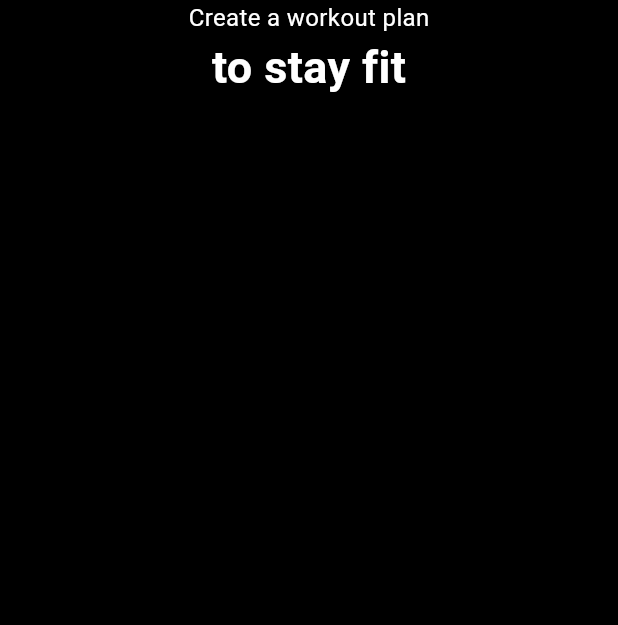
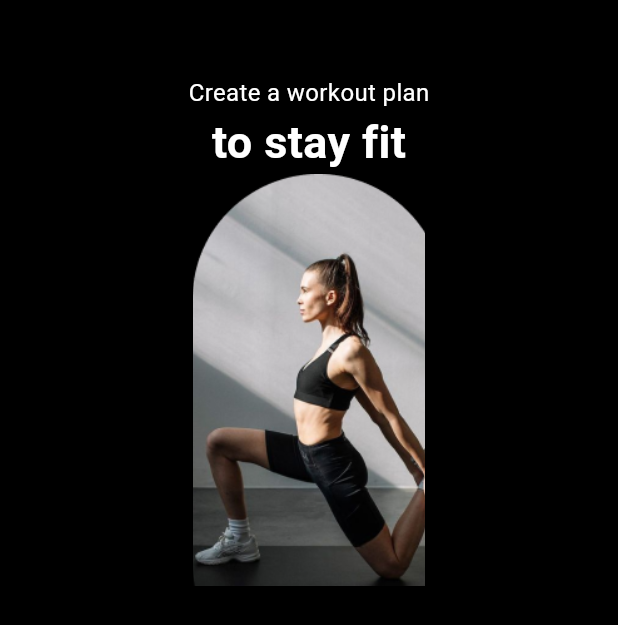
Before and after one commit to iam-talhaa/Fitness_App_UI, a Flutter app: the screen it shows after launch, swiped to page 2, on a phone screen of 412 x 824 dp. Shown: the top 625 px of the screen. Run offline on Flutter 3.47's test engine with Material 3 defaults, Android fonts, the light colour scheme and no system bars; our stand-ins replace fluttertoast, google_fonts.

Commit message:
Onboard screen

```diff
--- a/lib/ui/onboarding_screen/onBoradingScreen.dart
+++ b/lib/ui/onboarding_screen/onBoradingScreen.dart
@@ -18,6 +18,13 @@ class _OnboardScreenState extends State<OnboardScreen> {
     'to stay fit',
     'Pushing limits\nsurpassing boundaries'
   ];
+
+  List<String> MyPics = [
+    'Assets/images/P1.png',
+    'Assets/images/p2b.png',
+    'Assets/images/p3.png'
+  ];
+
   @override
   Widget build(BuildContext context) {
     print('Testing');
@@ -34,6 +41,9 @@ class _OnboardScreenState extends State<OnboardScreen> {
                   crossAxisAlignment: CrossAxisAlignment.center,
                   mainAxisAlignment: MainAxisAlignment.start,
                   children: [
+                    SizedBox(
+                      height: 50,
+                    ),
                     Text(
                       subHeading[index].toString(),
                       style: TextStyle(fontSize: 16, color: Colors.white),
@@ -48,7 +58,9 @@ class _OnboardScreenState extends State<OnboardScreen> {
                     Container(
                       height: MediaQuery.of(context).size.height * 1 / 3,
                       width: double.infinity,
-                      decoration: BoxDecoration(),
+                      decoration: BoxDecoration(
+                          image: DecorationImage(
+                              image: AssetImage(MyPics[index]))),
                     )
                   ],
                 ),
```
